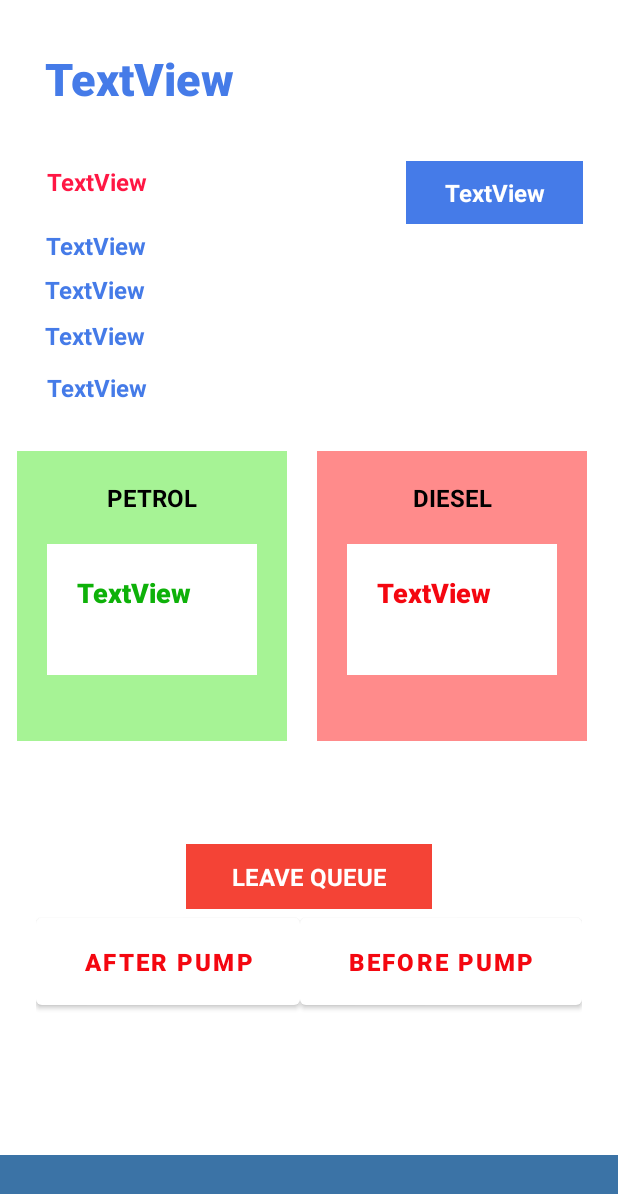
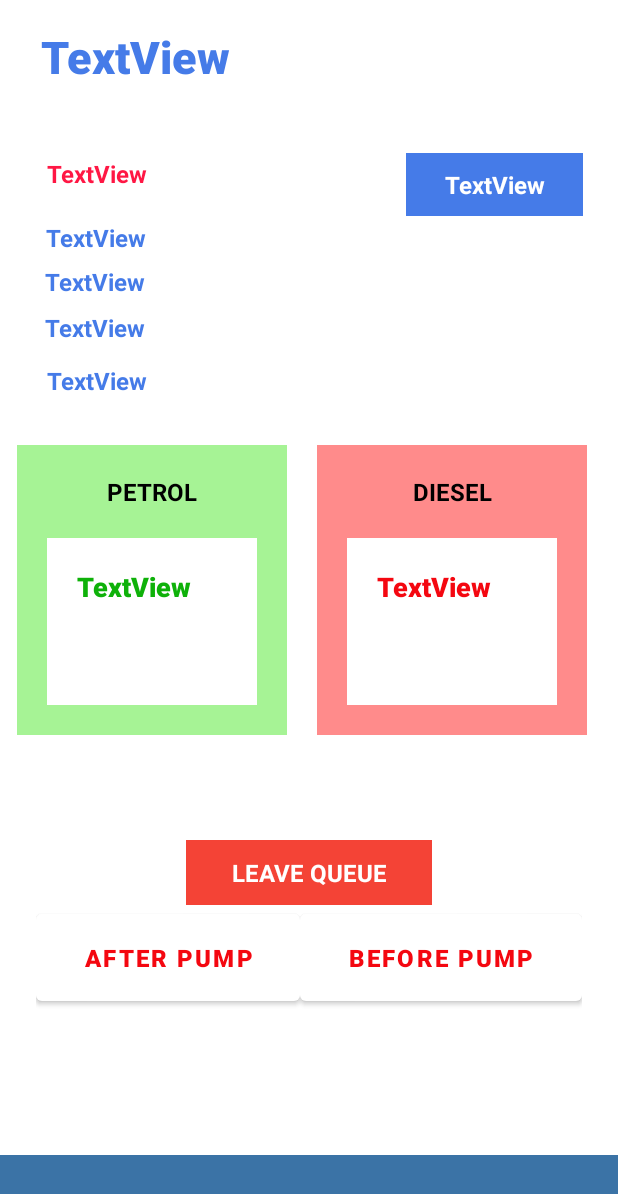
Before and after one commit to ShehaniWageesha/Fuel-Queue-Management-System, an Android app: the layout activity_leave_queue.xml on its own in the app's theme, with its tools: preview values and no code run, on a phone screen of 412 x 824 dp. Shown: the top 1194 px of the screen. Run offline under Robolectric (Android 15) with nearby library versions, the phone set to English and light mode, and no system bars.

Commit message:
Fixed Layout Issues

```diff
--- a/fuelqtrack/app/src/main/java/com/example/fuelqtrack/AddStation.java
+++ b/fuelqtrack/app/src/main/java/com/example/fuelqtrack/AddStation.java
@@ -20,7 +20,7 @@ import retrofit2.Response;
 
 public class AddStation extends AppCompatActivity {
 
-    EditText stationName, address,petrolarival, dieselarrival, petrolLiters, dieselLiters, pfinishTime, dfinishTime;
+    EditText stationName, address, petrolarival, dieselarrival, petrolLiters, dieselLiters, pfinishTime, dfinishTime;
 
     Button save;
     @Override
@@ -64,7 +64,7 @@ public class AddStation extends AppCompatActivity {
                                                       @Override
                                                       public void onResponse(Call<StationModel> call, Response<StationModel> response) {
                                                           if(response.isSuccessful()){
-                                                              Intent i = new Intent(getApplicationContext(), ViewStationActivity.class);
+                                                              Intent i = new Intent(getApplicationContext(), OwnerHome.class);
                                                               startActivity(i);
                                                               Toast.makeText(AddStation.this,"Station Added Success", Toast.LENGTH_LONG).show();
                                                           }
--- a/fuelqtrack/app/src/main/java/com/example/fuelqtrack/LeaveQueue.java
+++ b/fuelqtrack/app/src/main/java/com/example/fuelqtrack/LeaveQueue.java
@@ -107,7 +107,7 @@ public class LeaveQueue extends AppCompatActivity {
             @Override
             public void onResponse(Call<Object> call, Response<Object> response) {
                 Object data = response.body();
-                bike.setText("Bike : "+data.toString());
+                bike.setText("Motor Bike : "+data.toString());
             }
 
             @Override
--- a/fuelqtrack/app/src/main/java/com/example/fuelqtrack/ViewQueueActivity.java
+++ b/fuelqtrack/app/src/main/java/com/example/fuelqtrack/ViewQueueActivity.java
@@ -116,7 +116,7 @@ public class ViewQueueActivity extends AppCompatActivity {
             @Override
             public void onResponse(Call<Object> call, Response<Object> response) {
                 Object data = response.body();
-                bike.setText("Bike : "+data.toString());
+                bike.setText("Motor Bike : "+data.toString());
             }
 
             @Override
--- /dev/null
+++ b/fuelqtrack/app/src/main/res/drawable/ic_baseline_home_24.xml
@@ -0,0 +1,5 @@
+<vector android:height="24dp" android:tint="#FFFFFF"
+    android:viewportHeight="24" android:viewportWidth="24"
+    android:width="24dp" xmlns:android="http://schemas.android.com/apk/res/android">
+    <path android:fillColor="@android:color/white" android:pathData="M10,20v-6h4v6h5v-8h3L12,3 2,12h3v8z"/>
+</vector>
--- a/fuelqtrack/app/src/main/res/layout/activity_leave_queue.xml
+++ b/fuelqtrack/app/src/main/res/layout/activity_leave_queue.xml
@@ -24,8 +24,8 @@
 
     <TextView
         android:id="@+id/textView10l"
-        android:layout_width="297dp"
-        android:layout_height="50dp"
+        android:layout_width="377dp"
+        android:layout_height="59dp"
         android:text="TextView"
         android:textColor="#457BE8"
         android:textSize="30sp"
@@ -33,10 +33,10 @@
         app:fontFamily="sans-serif-black"
         app:layout_constraintBottom_toBottomOf="parent"
         app:layout_constraintEnd_toEndOf="parent"
-        app:layout_constraintHorizontal_bias="0.263"
+        app:layout_constraintHorizontal_bias="0.785"
         app:layout_constraintStart_toStartOf="parent"
         app:layout_constraintTop_toTopOf="parent"
-        app:layout_constraintVertical_bias="0.041" />
+        app:layout_constraintVertical_bias="0.023" />
 
     <TextView
         android:id="@+id/textView11l"
@@ -136,8 +136,8 @@
 
             <TextView
                 android:id="@+id/textView16l"
-                android:layout_width="match_parent"
-                android:layout_height="87dp"
+                android:layout_width="140dp"
+                android:layout_height="113dp"
                 android:background="#FFFFFF"
                 android:padding="20dp"
                 android:text="TextView"
@@ -168,8 +168,8 @@
 
             <TextView
                 android:id="@+id/textView18l"
-                android:layout_width="match_parent"
-                android:layout_height="87dp"
+                android:layout_width="145dp"
+                android:layout_height="111dp"
                 android:background="#FFFFFF"
                 android:padding="20dp"
                 android:text="TextView"
--- a/fuelqtrack/app/src/main/res/layout/activity_update_station.xml
+++ b/fuelqtrack/app/src/main/res/layout/activity_update_station.xml
@@ -23,7 +23,7 @@
 
     <LinearLayout
         android:id="@+id/linearLayout3"
-        android:layout_width="389dp"
+        android:layout_width="349dp"
         android:layout_height="584dp"
         android:layout_marginTop="50dp"
         android:orientation="vertical"
--- a/fuelqtrack/app/src/main/res/layout/activity_view_station.xml
+++ b/fuelqtrack/app/src/main/res/layout/activity_view_station.xml
@@ -60,10 +60,10 @@
         android:scaleType="fitXY"
         app:layout_constraintBottom_toBottomOf="parent"
         app:layout_constraintEnd_toEndOf="parent"
-        app:layout_constraintHorizontal_bias="0.0"
+        app:layout_constraintHorizontal_bias="1.0"
         app:layout_constraintStart_toStartOf="parent"
         app:layout_constraintTop_toBottomOf="@+id/recyclerView"
-        app:layout_constraintVertical_bias="1.0"
+        app:layout_constraintVertical_bias="0.0"
         app:srcCompat="@drawable/rrr" />
 
 </androidx.constraintlayout.widget.ConstraintLayout>
```
Also changed, not shown: fuelqtrack/app/src/main/java/com/example/fuelqtrack/OwnerHome.java (+11 -0 lines), fuelqtrack/app/src/main/java/com/example/fuelqtrack/StationCardActivity.java (+10 -1 lines), fuelqtrack/app/src/main/res/layout/activity_owner_home.xml (+10 -0 lines), fuelqtrack/app/src/main/res/layout/activity_view_queue.xml (+8 -8 lines), fuelqtrack/app/src/main/res/layout/stationcard.xml (+4 -4 lines), 1 other file.
